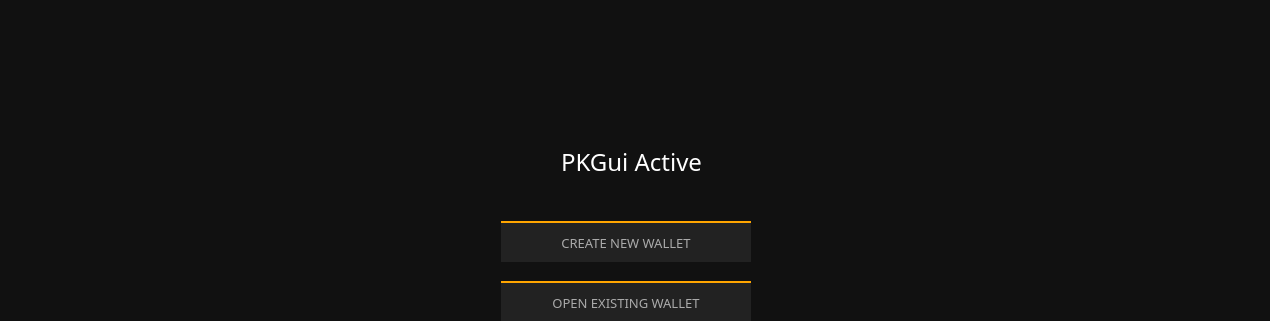
Qt form src/gui/ui/welcomeframe.ui (Pennykoin/PKGui) before a commit; both pictures show x 0 to 1270 and y 0 to 321 of the 1270 by 700 pixel window.
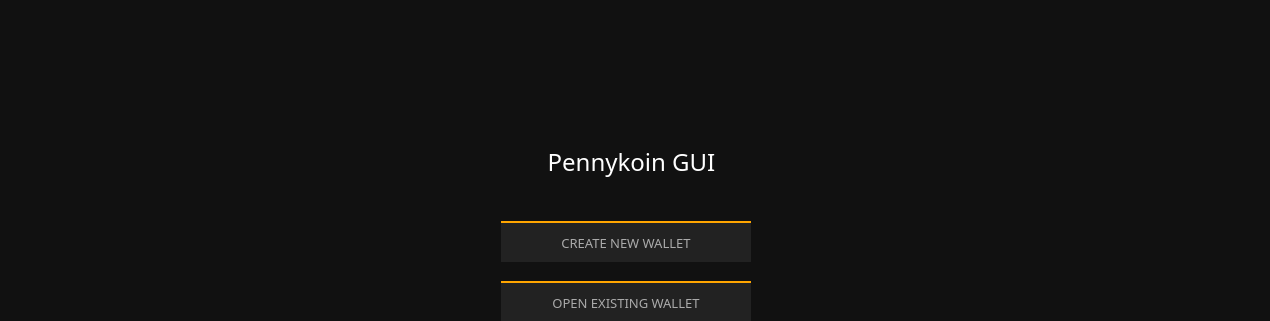
The same form after that commit.

What changed in the file:
```diff
--- a/src/gui/ui/welcomeframe.ui
+++ b/src/gui/ui/welcomeframe.ui
@@ -69,7 +69,7 @@
        <string notr="true">color: white; background: transparent;</string>
       </property>
       <property name="text">
-       <string>PKGui Active</string>
+       <string>Pennykoin GUI</string>
       </property>
       <property name="alignment">
        <set>Qt::AlignCenter</set>
```
